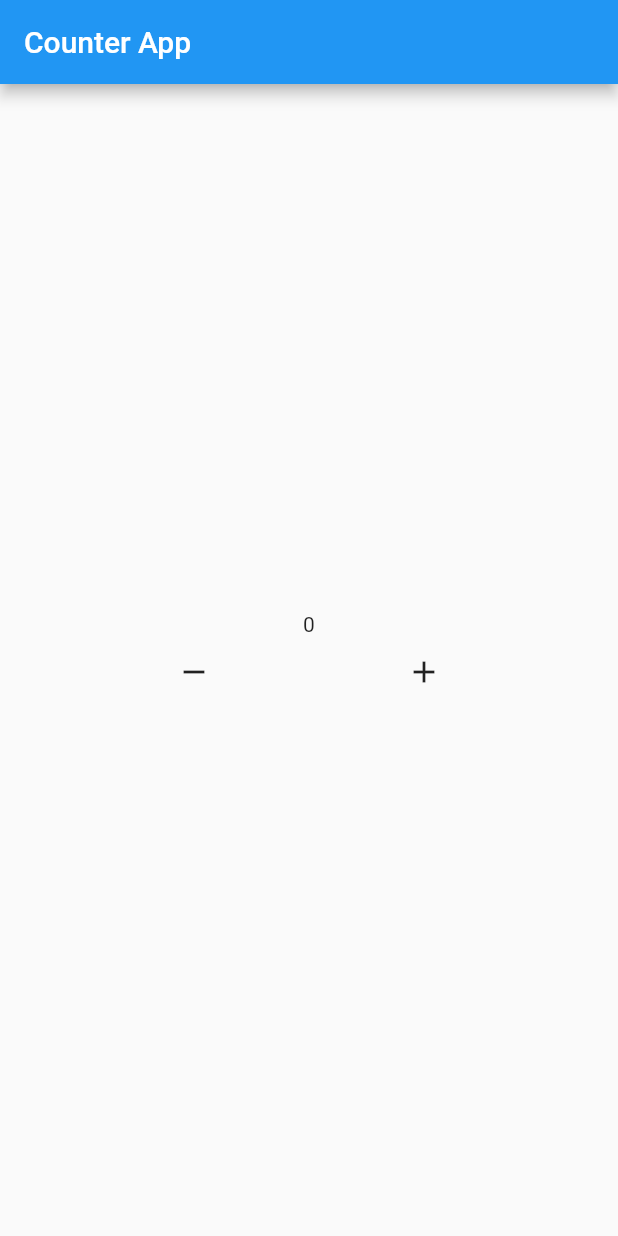
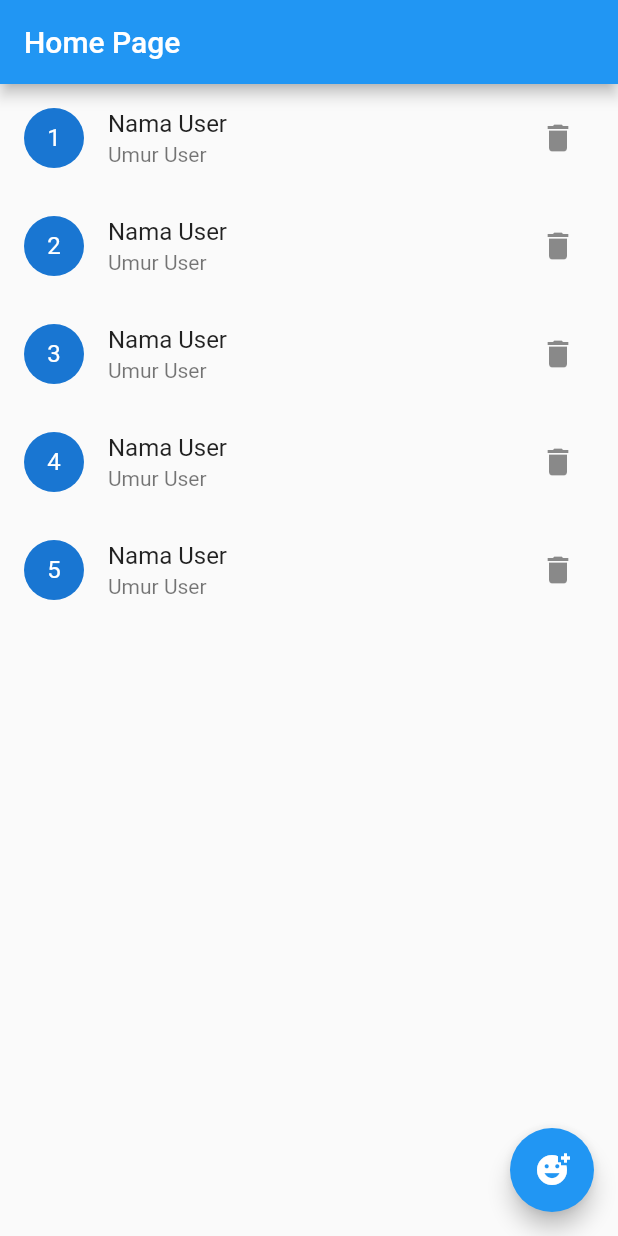
Before and after one commit to itsmhyne/mhybloc, a Flutter app: the screen it shows after launch, on a phone screen of 412 x 824 dp. Run offline on Flutter 3.47's test engine with Material 2 defaults, Android fonts, the phone set to English and light mode, and no system bars; our stand-ins replace bloc, equatable, flutter_bloc.

Commit message:
desain ui

```diff
--- a/lib/app.dart
+++ b/lib/app.dart
@@ -1,13 +1,25 @@
 import 'package:flutter/material.dart';
-import 'package:mhybloc/pages/counter/view/counter_page.dart';
+import 'package:mhybloc/pages/home/home.dart';
+import './bloc/export.dart';
 
-class MyApp extends StatelessWidget {
-  const MyApp({super.key});
+class App extends StatelessWidget {
+  const App({super.key});
+
+  @override
+  Widget build(BuildContext context) {
+    return MultiBlocProvider(
+        providers: [BlocProvider(create: (context) => UserBloc())],
+        child: AppView());
+  }
+}
+
+class AppView extends StatelessWidget {
+  const AppView({super.key});
 
   @override
   Widget build(BuildContext context) {
     return MaterialApp(
-      home: CounterPage(),
+      home: HomePage(),
     );
   }
 }
--- /dev/null
+++ b/lib/bloc/export.dart
@@ -0,0 +1,4 @@
+export 'package:flutter_bloc/flutter_bloc.dart';
+
+export './user/user_bloc.dart';
+// import seterusnya dibawah ini
--- /dev/null
+++ b/lib/bloc/user/user_bloc.dart
@@ -0,0 +1,13 @@
+import 'package:bloc/bloc.dart';
+import 'package:equatable/equatable.dart';
+
+part 'user_event.dart';
+part 'user_state.dart';
+
+class UserBloc extends Bloc<UserEvent, UserState> {
+  UserBloc() : super(UserInitial()) {
+    on<UserEvent>((event, emit) {
+      // TODO: implement event handler
+    });
+  }
+}
--- /dev/null
+++ b/lib/bloc/user/user_event.dart
@@ -0,0 +1,8 @@
+part of 'user_bloc.dart';
+
+abstract class UserEvent extends Equatable {
+  const UserEvent();
+
+  @override
+  List<Object> get props => [];
+}
--- /dev/null
+++ b/lib/bloc/user/user_state.dart
@@ -0,0 +1,10 @@
+part of 'user_bloc.dart';
+
+abstract class UserState extends Equatable {
+  const UserState();
+
+  @override
+  List<Object> get props => [];
+}
+
+class UserInitial extends UserState {}
--- a/lib/main.dart
+++ b/lib/main.dart
@@ -5,5 +5,5 @@ import 'package:flutter/material.dart';
 
 void main() {
   Bloc.observer = GeneralObserver();
-  runApp(MyApp());
+  runApp(App());
 }
--- /dev/null
+++ b/lib/pages/add/add.dart
@@ -0,0 +1,16 @@
+import 'package:flutter/material.dart';
+import 'package:flutter/src/widgets/container.dart';
+import 'package:flutter/src/widgets/framework.dart';
+
+class AddPage extends StatelessWidget {
+  const AddPage({super.key});
+
+  @override
+  Widget build(BuildContext context) {
+    return Scaffold(
+      appBar: AppBar(
+        title: Text("Add Page"),
+      ),
+    );
+  }
+}
--- a/lib/pages/counter/bloc/counter_bloc.dart
+++ /dev/null
@@ -1,8 +0,0 @@
-import 'package:bloc/bloc.dart';
-
-class CounterBloc extends Cubit<int> {
-  CounterBloc() : super(0);
-
-  void increment() => emit(state + 1);
-  void decrement() => emit(state - 1);
-}
--- a/lib/pages/counter/counter.dart
+++ /dev/null
@@ -1,2 +0,0 @@
-export './bloc/counter_bloc.dart';
-export './view/counter_view.dart';
--- a/lib/pages/counter/view/counter_page.dart
+++ /dev/null
@@ -1,15 +0,0 @@
-import 'package:flutter/material.dart';
-import 'package:flutter_bloc/flutter_bloc.dart';
-import '../counter.dart';
-
-class CounterPage extends StatelessWidget {
-  const CounterPage({super.key});
-
-  @override
-  Widget build(BuildContext context) {
-    return BlocProvider(
-      create: (context) => CounterBloc(),
-      child: CounterView(),
-    );
-  }
-}
--- a/lib/pages/counter/view/counter_view.dart
+++ /dev/null
@@ -1,39 +0,0 @@
-import 'package:flutter/material.dart';
-import 'package:flutter_bloc/flutter_bloc.dart';
-import 'package:mhybloc/pages/counter/bloc/counter_bloc.dart';
-
-class CounterView extends StatelessWidget {
-  const CounterView({super.key});
-
-  @override
-  Widget build(BuildContext context) {
-    CounterBloc counterB = context.read();
-    return Scaffold(
-      appBar: AppBar(
-        title: Text("Counter App"),
-      ),
-      body: Center(
-        child: Column(
-          mainAxisAlignment: MainAxisAlignment.center,
-          children: [
-            BlocBuilder<CounterBloc, int>(
-              bloc: counterB,
-              builder: (context, state) => Text("${state}"),
-            ),
-            Row(
-              mainAxisAlignment: MainAxisAlignment.spaceEvenly,
-              children: [
-                IconButton(
-                    onPressed: () => counterB.decrement(),
-                    icon: const Icon(Icons.remove)),
-                IconButton(
-                    onPressed: () => counterB.increment(),
-                    icon: const Icon(Icons.add)),
-              ],
-            )
-          ],
-        ),
-      ),
-    );
-  }
-}
--- /dev/null
+++ b/lib/pages/edit/edit.dart
@@ -0,0 +1,16 @@
+import 'package:flutter/material.dart';
+import 'package:flutter/src/widgets/container.dart';
+import 'package:flutter/src/widgets/framework.dart';
+
+class EditPage extends StatelessWidget {
+  const EditPage({super.key});
+
+  @override
+  Widget build(BuildContext context) {
+    return Scaffold(
+      appBar: AppBar(
+        title: Text("EditPage"),
+      ),
+    );
+  }
+}
--- /dev/null
+++ b/lib/pages/home/home.dart
@@ -0,0 +1,34 @@
+import 'package:flutter/material.dart';
+import 'package:flutter/src/widgets/container.dart';
+import 'package:flutter/src/widgets/framework.dart';
+import 'package:mhybloc/pages/add/add.dart';
+
+class HomePage extends StatelessWidget {
+  const HomePage({super.key});
+
+  @override
+  Widget build(BuildContext context) {
+    return Scaffold(
+      appBar: AppBar(title: Text("Home Page")),
+      body: ListView.builder(
+          itemCount: 5,
+          itemBuilder: (context, index) {
+            return ListTile(
+              leading: CircleAvatar(
+                child: Text("${index + 1}"),
+              ),
+              title: Text("Nama User"),
+              subtitle: Text("Umur User"),
+              trailing: IconButton(onPressed: () {}, icon: Icon(Icons.delete)),
+            );
+          }),
+      floatingActionButton: FloatingActionButton(
+        onPressed: () {
+          Navigator.push(
+              context, MaterialPageRoute(builder: ((context) => AddPage())));
+        },
+        child: Icon(Icons.add_reaction),
+      ),
+    );
+  }
+}
```
Also changed, not shown: 1 other file.
